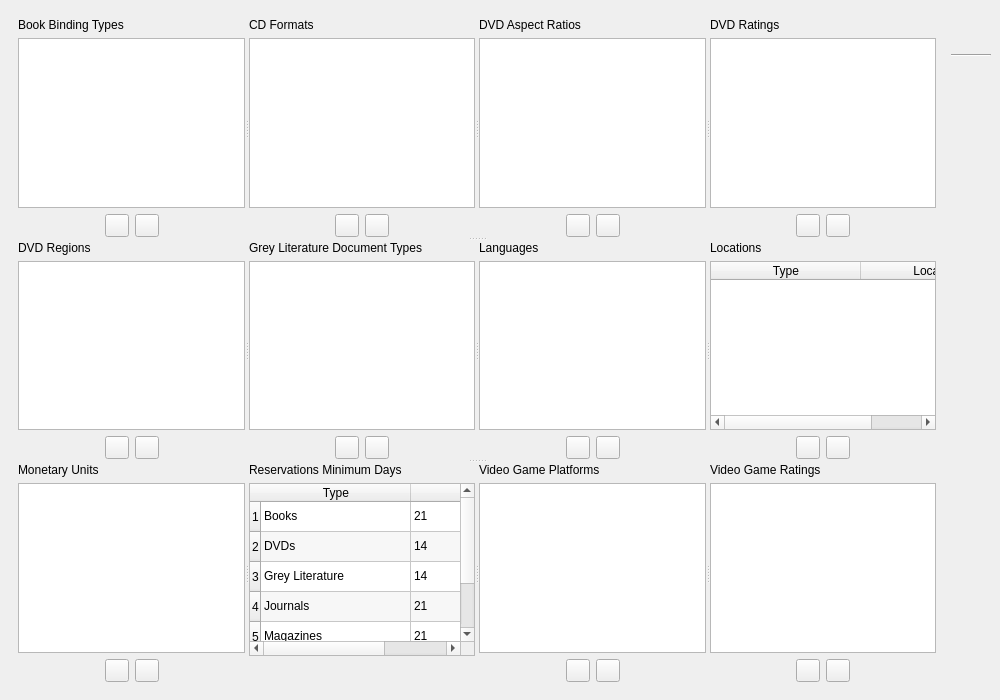
textbrowser/biblioteq, file UI/biblioteq_dbenumerations.ui: the form before one commit.
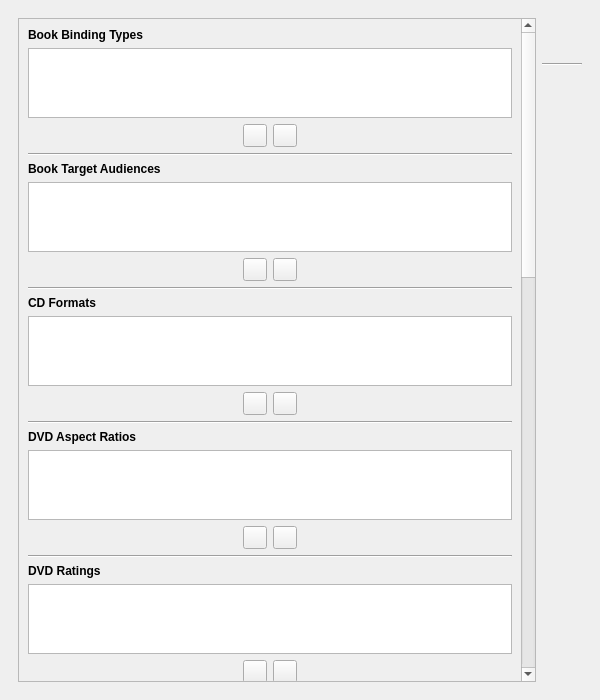
The form after the commit. Icons and pictures are not drawn.

Commit message: Book target audiences.

The edit to the form file:
```diff
--- a/UI/biblioteq_dbenumerations.ui
+++ b/UI/biblioteq_dbenumerations.ui
@@ -6,7 +6,7 @@
    <rect>
     <x>0</x>
     <y>0</y>
-    <width>1000</width>
+    <width>600</width>
     <height>700</height>
    </rect>
   </property>
@@ -23,18 +23,30 @@
      <widget class="QFrame" name="frame">
       <layout class="QHBoxLayout" name="horizontalLayout_9">
        <item>
-        <widget class="QSplitter" name="splitter_4">
-         <property name="orientation">
-          <enum>Qt::Vertical</enum>
+        <widget class="QScrollArea" name="scrollArea">
+         <property name="widgetResizable">
+          <bool>true</bool>
          </property>
-         <widget class="QSplitter" name="splitter">
-          <property name="orientation">
-           <enum>Qt::Horizontal</enum>
+         <widget class="QWidget" name="scrollAreaWidgetContents_3">
+          <property name="geometry">
+           <rect>
+            <x>0</x>
+            <y>-1469</y>
+            <width>499</width>
+            <height>2141</height>
+           </rect>
           </property>
-          <widget class="QWidget" name="layoutWidget_11">
+          <layout class="QVBoxLayout" name="verticalLayout">
+           <item>
            <layout class="QVBoxLayout" name="verticalLayout_7">
             <item>
              <widget class="QLabel" name="label_7">
+               <property name="font">
+                <font>
+                 <weight>75</weight>
+                 <bold>true</bold>
+                </font>
+               </property>
               <property name="text">
                <string>Book Binding Types</string>
               </property>
@@ -121,11 +133,128 @@
              </layout>
             </item>
            </layout>
-          </widget>
-          <widget class="QWidget" name="layoutWidget_1">
+           </item>
+           <item>
+            <widget class="Line" name="line_2">
+             <property name="orientation">
+              <enum>Qt::Horizontal</enum>
+             </property>
+            </widget>
+           </item>
+           <item>
+            <layout class="QVBoxLayout" name="verticalLayout_9">
+             <item>
+              <widget class="QLabel" name="label_9">
+               <property name="font">
+                <font>
+                 <weight>75</weight>
+                 <bold>true</bold>
+                </font>
+               </property>
+               <property name="text">
+                <string>Book Target Audiences</string>
+               </property>
+              </widget>
+             </item>
+             <item>
+              <widget class="QListWidget" name="bookTargetAudiences">
+               <property name="tabKeyNavigation">
+                <bool>true</bool>
+               </property>
+               <property name="alternatingRowColors">
+                <bool>true</bool>
+               </property>
+               <property name="verticalScrollMode">
+                <enum>QAbstractItemView::ScrollPerPixel</enum>
+               </property>
+               <property name="horizontalScrollMode">
+                <enum>QAbstractItemView::ScrollPerPixel</enum>
+               </property>
+              </widget>
+             </item>
+             <item>
+              <layout class="QHBoxLayout" name="horizontalLayout_10">
+               <item>
+                <spacer name="horizontalSpacer_17">
+                 <property name="orientation">
+                  <enum>Qt::Horizontal</enum>
+                 </property>
+                 <property name="sizeHint" stdset="0">
+                  <size>
+                   <width>40</width>
+                   <height>20</height>
+                  </size>
+                 </property>
+                </spacer>
+               </item>
+               <item>
+                <widget class="QToolButton" name="addBookTargetAudience">
+                 <property name="toolTip">
+                  <string>Add</string>
+                 </property>
+                 <property name="icon">
+                  <iconset resource="../Icons/icons.qrc">
+                   <normaloff>:/16x16/add.png</normaloff>:/16x16/add.png</iconset>
+                 </property>
+                 <property name="iconSize">
+                  <size>
+                   <width>16</width>
+                   <height>16</height>
+                  </size>
+                 </property>
+                </widget>
+               </item>
+               <item>
+                <widget class="QToolButton" name="removeBookTargetAudience">
+                 <property name="toolTip">
+                  <string>Remove</string>
+                 </property>
+                 <property name="icon">
+                  <iconset resource="../Icons/icons.qrc">
+                   <normaloff>:/16x16/eraser.png</normaloff>:/16x16/eraser.png</iconset>
+                 </property>
+                 <property name="iconSize">
+                  <size>
+                   <width>16</width>
+                   <height>16</height>
+                  </size>
+                 </property>
+                </widget>
+               </item>
+               <item>
+                <spacer name="horizontalSpacer_18">
+                 <property name="orientation">
+                  <enum>Qt::Horizontal</enum>
+                 </property>
+                 <property name="sizeHint" stdset="0">
+                  <size>
+                   <width>40</width>
+                   <height>20</height>
+                  </size>
+                 </property>
+                </spacer>
+               </item>
+              </layout>
+             </item>
+            </layout>
+           </item>
+           <item>
+            <widget class="Line" name="line_3">
+             <property name="orientation">
+              <enum>Qt::Horizontal</enum>
+             </property>
+            </widget>
+           </item>
+           <item>
            <layout class="QVBoxLayout" name="verticalLayout_4">
             <item>
              <widget class="QLabel" name="label_4">
+               <property name="font">
+                <font>
+                 <weight>75</weight>
+                 <bold>true</bold>
+                </font>
+               </property>
               <property name="text">
                <string>CD Formats</string>
               </property>
@@ -212,11 +341,24 @@
              </layout>
             </item>
            </layout>
-          </widget>
-          <widget class="QWidget" name="layoutWidget_2">
+           </item>
+           <item>
+            <widget class="Line" name="line_4">
+             <property name="orientation">
+              <enum>Qt::Horizontal</enum>
+             </property>
+            </widget>
+           </item>
+           <item>
            <layout class="QVBoxLayout" name="verticalLayout_5">
             <item>
              <widget class="QLabel" name="label_5">
+               <property name="font">
+                <font>
+                 <weight>75</weight>
+                 <bold>true</bold>
+                </font>
+               </property>
               <property name="text">
                <string>DVD Aspect Ratios</string>
               </property>
@@ -303,11 +445,24 @@
              </layout>
             </item>
            </layout>
-          </widget>
-          <widget class="QWidget" name="layoutWidget_3">
+           </item>
+           <item>
+            <widget class="Line" name="line_5">
+             <property name="orientation">
+              <enum>Qt::Horizontal</enum>
+             </property>
+            </widget>
+           </item>
+           <item>
            <layout class="QVBoxLayout" name="verticalLayout_6">
             <item>
              <widget class="QLabel" name="label_6">
+               <property name="font">
+                <font>
+                 <weight>75</weight>
+                 <bold>true</bold>
+                </font>
+               </property>
               <property name="text">
                <string>DVD Ratings</string>
               </property>
@@ -394,16 +549,24 @@
              </layout>
             </item>
            </layout>
-          </widget>
-         </widget>
-         <widget class="QSplitter" name="splitter_2">
+           </item>
+           <item>
+            <widget class="Line" name="line_6">
           <property name="orientation">
            <enum>Qt::Horizontal</enum>
           </property>
-          <widget class="QWidget" name="layoutWidget_4">
+            </widget>
+           </item>
+           <item>
            <layout class="QVBoxLayout" name="verticalLayout_13">
             <item>
              <widget class="QLabel" name="label_13">
+               <property name="font">
+                <font>
+                 <weight>75</weight>
+                 <bold>true</bold>
+                </font>
+               </property>
               <property name="text">
                <string>DVD Regions</string>
               </property>
@@ -490,11 +653,24 @@
              </layout>
             </item>
            </layout>
-          </widget>
-          <widget class="QWidget" name="layoutWidget_12">
+           </item>
+           <item>
+            <widget class="Line" name="line_7">
+             <property name="orientation">
+              <enum>Qt::Horizontal</enum>
+             </property>
+            </widget>
+           </item>
+           <item>
            <layout class="QVBoxLayout" name="verticalLayout_8">
             <item>
              <widget class="QLabel" name="label_8">
+               <property name="font">
+                <font>
+                 <weight>75</weight>
+                 <bold>true</bold>
+                </font>
+               </property>
               <property name="text">
                <string>Grey Literature Document Types</string>
               </property>
@@ -581,102 +757,24 @@
              </layout>
             </item>
            </layout>
-          </widget>
-          <widget class="QWidget" name="layoutWidget_5">
-           <layout class="QVBoxLayout" name="verticalLayout_2">
-            <item>
-             <widget class="QLabel" name="label_2">
-              <property name="text">
-               <string>Languages</string>
-              </property>
-             </widget>
             </item>
             <item>
-             <widget class="QListWidget" name="languagesList">
-              <property name="tabKeyNavigation">
-               <bool>true</bool>
-              </property>
-              <property name="alternatingRowColors">
-               <bool>true</bool>
-              </property>
-              <property name="verticalScrollMode">
-               <enum>QAbstractItemView::ScrollPerPixel</enum>
-              </property>
-              <property name="horizontalScrollMode">
-               <enum>QAbstractItemView::ScrollPerPixel</enum>
-              </property>
-             </widget>
-            </item>
-            <item>
-             <layout class="QHBoxLayout" name="horizontalLayout_2">
-              <item>
-               <spacer name="horizontalSpacer_3">
+            <widget class="Line" name="line_8">
                 <property name="orientation">
                  <enum>Qt::Horizontal</enum>
                 </property>
-                <property name="sizeHint" stdset="0">
-                 <size>
-                  <width>40</width>
-                  <height>20</height>
-                 </size>
-                </property>
-               </spacer>
-              </item>
-              <item>
-               <widget class="QToolButton" name="addLanguage">
-                <property name="toolTip">
-                 <string>Add</string>
-                </property>
-                <property name="icon">
-                 <iconset resource="../Icons/icons.qrc">
-                  <normaloff>:/16x16/add.png</normaloff>:/16x16/add.png</iconset>
-                </property>
-                <property name="iconSize">
-                 <size>
-                  <width>16</width>
-                  <height>16</height>
-                 </size>
-                </property>
                </widget>
               </item>
               <item>
-               <widget class="QToolButton" name="removeLanguage">
-                <property name="toolTip">
-                 <string>Remove</string>
-                </property>
-                <property name="icon">
-                 <iconset resource="../Icons/icons.qrc">
-                  <normaloff>:/16x16/eraser.png</normaloff>:/16x16/eraser.png</iconset>
-                </property>
-                <property name="iconSize">
-                 <size>
-                  <width>16</width>
-                  <height>16</height>
-                 </size>
-                </property>
-               </widget>
-              </item>
-              <item>
-               <spacer name="horizontalSpacer_4">
-                <property name="orientation">
-                 <enum>Qt::Horizontal</enum>
-                </property>
-                <property name="sizeHint" stdset="0">
-                 <size>
-                  <width>40</width>
-                  <height>20</height>
-                 </size>
-                </property>
-               </spacer>
-              </item>
-             </layout>
-            </item>
-           </layout>
-          </widget>
-          <widget class="QWidget" name="layoutWidget_6">
            <layout class="QVBoxLayout" name="_3">
             <item>
              <widget class="QLabel" name="label">
+               <property name="font">
+                <font>
+                 <weight>75</weight>
+                 <bold>true</bold>
+                </font>
+               </property>
               <property name="text">
                <string>Locations</string>
               </property>
@@ -779,16 +877,24 @@
              </layout>
             </item>
            </layout>
-          </widget>
-         </widget>
-         <widget class="QSplitter" name="splitter_3">
+           </item>
+           <item>
+            <widget class="Line" name="line_9">
           <property name="orientation">
            <enum>Qt::Horizontal</enum>
           </property>
-          <widget class="QWidget" name="layoutWidget_7">
+            </widget>
+           </item>
+           <item>
            <layout class="QVBoxLayout" name="verticalLayout_3">
             <item>
              <widget class="QLabel" name="label_3">
+               <property name="font">
+                <font>
+                 <weight>75</weight>
+                 <bold>true</bold>
+                </font>
+               </property>
               <property name="text">
                <string>Monetary Units</string>
               </property>
@@ -875,11 +981,128 @@
              </layout>
             </item>
            </layout>
-          </widget>
-          <widget class="QWidget" name="layoutWidget_8">
+           </item>
+           <item>
+            <widget class="Line" name="line_10">
+             <property name="orientation">
+              <enum>Qt::Horizontal</enum>
+             </property>
+            </widget>
+           </item>
+           <item>
+            <layout class="QVBoxLayout" name="verticalLayout_2">
+             <item>
+              <widget class="QLabel" name="label_2">
+               <property name="font">
+                <font>
+                 <weight>75</weight>
+                 <bold>true</bold>
+                </font>
+               </property>
+               <property name="text">
+                <string>Languages</string>
+               </property>
+              </widget>
+             </item>
+             <item>
+              <widget class="QListWidget" name="languagesList">
+               <property name="tabKeyNavigation">
+                <bool>true</bool>
+               </property>
+               <property name="alternatingRowColors">
+                <bool>true</bool>
+               </property>
+               <property name="verticalScrollMode">
+                <enum>QAbstractItemView::ScrollPerPixel</enum>
+               </property>
+               <property name="horizontalScrollMode">
+                <enum>QAbstractItemView::ScrollPerPixel</enum>
+               </property>
+              </widget>
+             </item>
+             <item>
+              <layout class="QHBoxLayout" name="horizontalLayout_2">
+               <item>
+                <spacer name="horizontalSpacer_3">
+                 <property name="orientation">
+                  <enum>Qt::Horizontal</enum>
+                 </property>
+                 <property name="sizeHint" stdset="0">
+                  <size>
+                   <width>40</width>
+                   <height>20</height>
+                  </size>
+                 </property>
+                </spacer>
+               </item>
+               <item>
+                <widget class="QToolButton" name="addLanguage">
+                 <property name="toolTip">
+                  <string>Add</string>
+                 </property>
+                 <property name="icon">
+                  <iconset resource="../Icons/icons.qrc">
+                   <normaloff>:/16x16/add.png</normaloff>:/16x16/add.png</iconset>
+                 </property>
+                 <property name="iconSize">
+                  <size>
+                   <width>16</width>
+                   <height>16</height>
+                  </size>
+                 </property>
+                </widget>
+               </item>
+               <item>
+                <widget class="QToolButton" name="removeLanguage">
+                 <property name="toolTip">
+                  <string>Remove</string>
+                 </property>
+                 <property name="icon">
+                  <iconset resource="../Icons/icons.qrc">
+                   <normaloff>:/16x16/eraser.png</normaloff>:/16x16/eraser.png</iconset>
+                 </property>
+                 <property name="iconSize">
+                  <size>
+                   <width>16</width>
+                   <height>16</height>
+                  </size>
+                 </property>
+                </widget>
+               </item>
+               <item>
+                <spacer name="horizontalSpacer_4">
+                 <property name="orientation">
+                  <enum>Qt::Horizontal</enum>
+                 </property>
+                 <property name="sizeHint" stdset="0">
+                  <size>
+                   <width>40</width>
+                   <height>20</height>
+                  </size>
+                 </property>
+                </spacer>
+               </item>
+              </layout>
+             </item>
+            </layout>
+           </item>
+           <item>
+            <widget class="Line" name="line_11">
+             <property name="orientation">
+              <enum>Qt::Horizontal</enum>
+             </property>
+            </widget>
+           </item>
+           <item>
            <layout class="QVBoxLayout" name="verticalLayout_14">
             <item>
              <widget class="QLabel" name="label_14">
+               <property name="font">
+                <font>
+                 <weight>75</weight>
+                 <bold>true</bold>
+                </font>
+               </property>
               <property name="text">
                <string>Reservations Minimum Days</string>
               </property>
@@ -1058,49 +1281,25 @@
               </item>
              </widget>
             </item>
+            </layout>
+           </item>
             <item>
-             <layout class="QHBoxLayout" name="horizontalLayout_16">
-              <item>
-               <spacer name="horizontalSpacer_31">
+            <widget class="Line" name="line_12">
                 <property name="orientation">
                  <enum>Qt::Horizontal</enum>
                 </property>
-                <property name="sizeHint" stdset="0">
-                 <size>
-                  <width>40</width>
-                  <height>20</height>
-                 </size>
-                </property>
-               </spacer>
-              </item>
-              <item>
-               <widget class="QLabel" name="emptyLabel">
-                <property name="text">
-                 <string/>
-                </property>
                </widget>
               </item>
               <item>
-               <spacer name="horizontalSpacer_32">
-                <property name="orientation">
-                 <enum>Qt::Horizontal</enum>
-                </property>
-                <property name="sizeHint" stdset="0">
-                 <size>
-                  <width>40</width>
-                  <height>20</height>
-                 </size>
-                </property>
-               </spacer>
-              </item>
-             </layout>
-            </item>
-           </layout>
-          </widget>
-          <widget class="QWidget" name="layoutWidget_9">
            <layout class="QVBoxLayout" name="verticalLayout_16">
             <item>
              <widget class="QLabel" name="label_16">
+               <property name="font">
+                <font>
+                 <weight>75</weight>
+                 <bold>true</bold>
+                </font>
+               </property>
               <property name="text">
                <string>Video Game Platforms</string>
               </property>
@@ -1187,11 +1386,24 @@
              </layout>
             </item>
            </layout>
-          </widget>
-          <widget class="QWidget" name="layoutWidget_10">
+           </item>
+           <item>
+            <widget class="Line" name="line_13">
+             <property name="orientation">
+              <enum>Qt::Horizontal</enum>
+             </property>
+            </widget>
+           </item>
+           <item>
            <layout class="QVBoxLayout" name="verticalLayout_15">
             <item>
              <widget class="QLabel" name="label_15">
+               <property name="font">
+                <font>
+                 <weight>75</weight>
+                 <bold>true</bold>
+                </font>
+               </property>
               <property name="text">
                <string>Video Game Ratings</string>
               </property>
@@ -1278,11 +1490,9 @@
              </layout>
             </item>
            </layout>
-          </widget>
-         </widget>
-        </widget>
-       </item>
-      </layout>
+           </item>
+          </layout>
+         </widget>
      </widget>
     </item>
     <item>
@@ -1380,6 +1590,9 @@
     </item>
    </layout>
   </widget>
+    </item>
+   </layout>
+  </widget>
  </widget>
  <tabstops>
   <tabstop>bookBindingsList</tabstop>
```
Left out of the diff: 10 changed lines with no effect on the pictures. Lines whose indentation alone changed are shown as unchanged. The commit also changes 1 other file.
